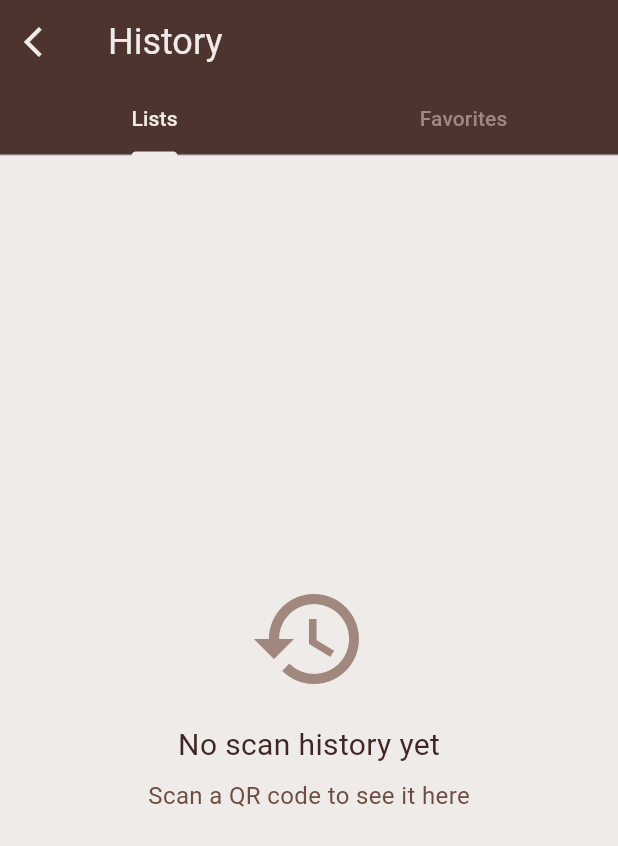
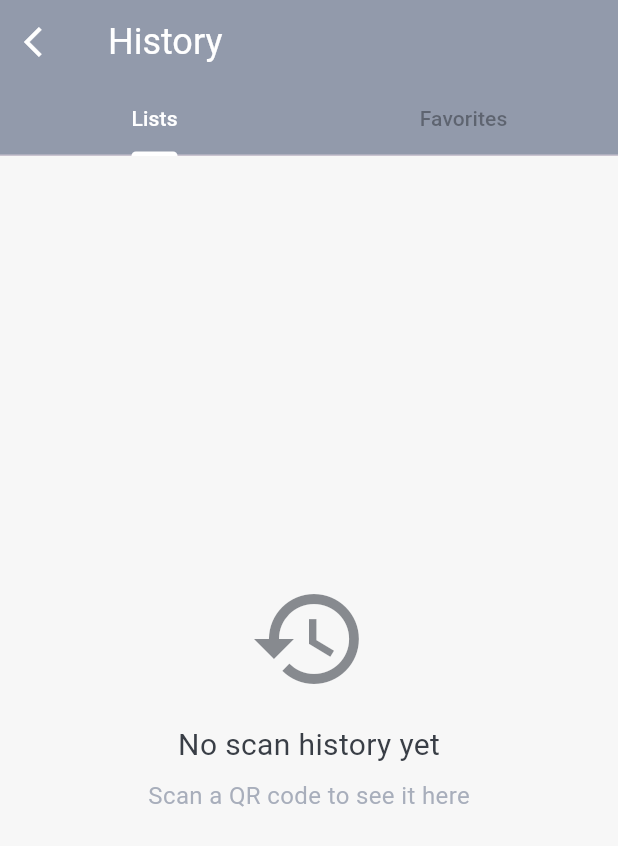
Before and after one commit to NaimiNafis/qr_scanner_app, a Flutter app: the HistoryScreen screen opened by its route, on a phone screen of 412 x 824 dp. Shown: the top 846 px of the screen. Run offline on Flutter 3.47's test engine with Material 3 defaults, Android fonts, the phone set to English and light mode, and no system bars; our stand-ins replace flutter_colorpicker, qr_flutter, share_plus, shared_preferences, sqflite; missing offline and left inert: flutter_iconpicker, mobile_scanner; accounts and stored records are empty.

Commit message:
feat(color): change color them for dark and light

```diff
--- a/lib/screens/history_screen.dart
+++ b/lib/screens/history_screen.dart
@@ -348,13 +348,13 @@ class _HistoryScreenState extends State<HistoryScreen> with SingleTickerProvider
         // Add/remove favorite
         if (_showFavoritesOnly)
           IconButton(
-            icon: Icon(Icons.star_border, color: AppColors.textLight),
+            icon: Icon(Icons.star_border, color: AppColors.starYellow),
             onPressed: () => _toggleFavoriteSelected(false),
             tooltip: 'Remove from favorites',
           )
         else
           IconButton(
-            icon: Icon(Icons.star, color: AppColors.textLight),
+            icon: Icon(Icons.star, color: AppColors.starYellow),
             onPressed: () => _toggleFavoriteSelected(true),
             tooltip: 'Add to favorites',
           ),
@@ -397,7 +397,7 @@ class _HistoryScreenState extends State<HistoryScreen> with SingleTickerProvider
       child: Dismissible(
         key: Key(item.id.toString()),
         background: Container(
-          color: AppColors.accent,
+          color: AppColors.starYellow,
           alignment: Alignment.centerLeft,
           padding: const EdgeInsets.only(left: 20),
           child: Icon(
@@ -478,7 +478,7 @@ class _HistoryScreenState extends State<HistoryScreen> with SingleTickerProvider
                 ? IconButton(
                     icon: Icon(
                       item.isFavorite ? Icons.star : Icons.star_border,
-                      color: item.isFavorite ? AppColors.accent : AppColors.textMuted,
+                      color: item.isFavorite ? AppColors.starYellow : AppColors.textMuted,
                     ),
                     onPressed: () {
                       if (item.id != null) {
--- a/lib/screens/result_screen.dart
+++ b/lib/screens/result_screen.dart
@@ -58,7 +58,7 @@ class _ResultScreenState extends State<ResultScreen> {
           IconButton(
             icon: Icon(
               _currentId != null && _isFavorite == true ? Icons.star : Icons.star_border,
-              color: AppColors.textLight,
+              color: _currentId != null && _isFavorite == true ? AppColors.starYellow : AppColors.textLight,
             ),
             onPressed: () {
               final historyProvider = Provider.of<HistoryProvider>(context, listen: false);
--- a/lib/utils/app_colors.dart
+++ b/lib/utils/app_colors.dart
@@ -9,23 +9,49 @@ class AppColors {
     _isDarkMode = isDarkMode;
   }
 
+  // --- Light Mode Colors (Cool Gray Palette) ---
+  static const Color _lightBackground = Color(0xFFF7F7F7);
+  static const Color _lightCardBackground = Color(0xFFEEEEEE);
+  static const Color _lightPrimary = Color(0xFF929AAB);
+  static const Color _lightTextDark = Color(0xFF393E46);
+  static final Color _lightDivider = const Color(0xFF929AAB).withAlpha(80);
+
+  // --- Dark Mode Colors (Companion Cool Gray Palette) ---
+  static const Color _darkBackground = Color(0xFF393E46);
+  static const Color _darkCardBackground = Color(0xFF4A505A);
+  // A darker, more subtle version for dark mode
+  static const Color _darkPrimary = Color(0xFF7D8594);
+  static const Color _darkTextLight = Color(0xFFEEEEEE);
+  static final Color _darkDivider = const Color(0xFF7D8594).withAlpha(80); // Using the new primary
+
+  // --- Constant Colors (Same in Both Themes) ---
+  static const Color _starYellow = Color(0xFFFFCF50);
+
+  // --- General App Colors ---
+
   // Primary colors
-  static Color get primary => _isDarkMode ? Colors.brown.shade900 : Colors.brown.shade800;
-  static Color get primaryLight => _isDarkMode ? Colors.brown.shade800 : Colors.brown.shade600;
-  static Color get background => _isDarkMode ? Colors.grey.shade900 : Colors.brown.shade50;
-  static Color get success => Colors.green;
-  static Color get error => Colors.red;
-  static Color get accent => Colors.amber.shade700;
+  static Color get primary => _isDarkMode ? _darkPrimary : _lightPrimary;
+  static Color get primaryLight => _isDarkMode ? _darkPrimary.withAlpha(220) : _lightPrimary.withAlpha(200);
+  static Color get background => _isDarkMode ? _darkBackground : _lightBackground;
+  static Color get accent => _isDarkMode ? _darkPrimary : _lightPrimary;
+
+  // Success and Error (can remain the same or be themed)
+  static Color get success => Colors.green.shade400;
+  static Color get error => Colors.red.shade400;
 
   // Text colors
-  static Color get textDark => _isDarkMode ? Colors.grey.shade300 : Colors.brown.shade900;
-  static Color get textLight => _isDarkMode ? Colors.white : Colors.brown.shade50;
-  static Color get textMuted => _isDarkMode ? Colors.grey.shade500 : Colors.brown.shade300;
+  static Color get textDark => _isDarkMode ? _darkTextLight : _lightTextDark;
+  // UPDATED: Text on dark buttons should be light for readability
+  static Color get textLight => _isDarkMode ? const Color(0xFFEEEEEE) : Colors.white;
+  static Color get textMuted => _isDarkMode ? _darkTextLight.withAlpha(180) : _lightTextDark.withAlpha(150);
 
   // UI Element colors
-  static Color get cardBackground => _isDarkMode ? Colors.grey.shade800 : Colors.white;
-  static Color get divider => _isDarkMode ? Colors.grey.shade700 : Colors.brown.shade200;
+  static Color get cardBackground => _isDarkMode ? _darkCardBackground : _lightCardBackground;
+  static Color get divider => _isDarkMode ? _darkDivider : _lightDivider;
   static Color get shadow => _isDarkMode ?
-                             Colors.black.withValues(alpha: 255 * 0.3) :
-                             Colors.grey.withValues(alpha: 255 * 0.2);
+                             Colors.black.withAlpha(102) : // Opacity 40%
+                             _lightTextDark.withAlpha(30);   // Opacity ~12%
+
+  // Favorite/Star color - constant regardless of theme
+  static Color get starYellow => _starYellow;
 }
```
